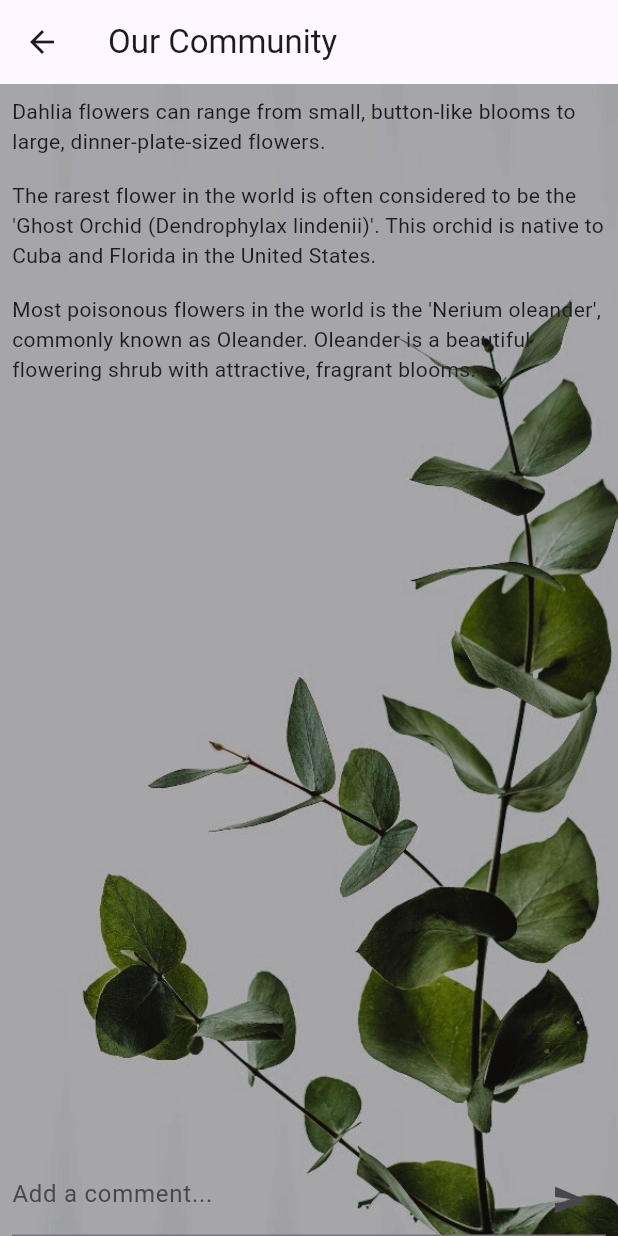
After one commit to Turabayo/Mobiledev, a Flutter app: the CommunityPage screen opened by its route, on a phone screen of 412 x 824 dp. The commit adds this screen. Run offline on Flutter 3.47's test engine with Material 3 defaults, Android fonts, the phone set to English and light mode, and no system bars; our stand-ins replace cloud_firestore, firebase_auth, firebase_core, google_sign_in; accounts and stored records are empty; statements that could not run were skipped.

Commit message:
routing and stuff

```diff
--- /dev/null
+++ b/lib/Communitypage.dart
@@ -0,0 +1,67 @@
+import "package:flutter/material.dart";
+
+class CommunityPage extends StatefulWidget {
+  @override
+  _CommunityPageState createState() => _CommunityPageState();
+}
+
+class _CommunityPageState extends State<CommunityPage> {
+  TextEditingController _commentController = TextEditingController();
+  List<String> _comments = [
+    "Dahlia flowers can range from small, button-like blooms to large, dinner-plate-sized flowers.",
+    "The rarest flower in the world is often considered to be the 'Ghost Orchid (Dendrophylax lindenii)'. This orchid is native to Cuba and Florida in the United States.",
+    "Most poisonous flowers in the world is the 'Nerium oleander', commonly known as Oleander. Oleander is a beautiful flowering shrub with attractive, fragrant blooms.",
+  ];
+
+  @override
+  Widget build(BuildContext context) {
+    return Scaffold(
+      appBar: AppBar(
+        title: Text("Our Community"),
+      ),
+      body: Container(
+        decoration: BoxDecoration(
+          image: DecorationImage(
+            image: AssetImage("assets/ISOMO_BACKGROUND.jpg"),
+            fit: BoxFit.cover,
+          ),
+        ),
+        child: Column(
+          children: [
+            Expanded(
+              child: ListView.builder(
+                itemCount: _comments.length,
+                itemBuilder: (context, index) {
+                  return Padding(
+                    padding: const EdgeInsets.all(8.0),
+                    child: Text(_comments[index]),
+                  );
+                },
+              ),
+            ),
+            Padding(
+              padding: const EdgeInsets.symmetric(horizontal: 8.0),
+              child: TextField(
+                controller: _commentController, // Add controller to TextField
+                decoration: InputDecoration(
+                  hintText: 'Add a comment...',
+                  suffixIcon: IconButton(
+                    icon: Icon(Icons.send),
+                    onPressed: () {
+                      if (_commentController.text.isNotEmpty) {
+                        setState(() {
+                          _comments.add(_commentController.text);
+                          _commentController.clear();
+                        });
+                      }
+                    },
+                  ),
+                ),
+              ),
+            ),
+          ],
+        ),
+      ),
+    );
+  }
+}
--- a/lib/main.dart
+++ b/lib/main.dart
@@ -5,7 +5,9 @@ import 'package:flutter_application_1/usermanagement.dart';
 import 'home_screen.dart';
 import 'login.dart';
 import 'firebase_options.dart';
-
+import 'Communitypage.dart';
+import 'SearchItems.dart';
+import 'homepage.dart';
 void main() async {
   WidgetsFlutterBinding.ensureInitialized();
   await Firebase.initializeApp(
@@ -28,6 +30,8 @@ class MyApp extends StatelessWidget {
         '/home': (context) => HomeScreen(),
         '/login': (context) =>  const LoginScreen(),
         '/usermanagement': (context) => UserManagementScreen(),
+        '/homepage' :(context) => MyHomePage(),
+        '/communitypage':(context) => CommunityPage(),
       },
     );
   }
--- a/pubspec.yaml
+++ b/pubspec.yaml
@@ -28,6 +28,10 @@ flutter:
   assets:
     - assets/ISOMO_LOGO.png
     - assets/ISOMO_BACKGROUND.jpg
+    - assets/begonia.png
+    - assets/amaryllis.png
+    - assets/camelia.jpg
+
   uses-material-design: true
 
 main: lib/main.dart
```
Also changed, not shown: lib/SearchItems.dart (added, +17 -0 lines), lib/homepage.dart (added, +174 -0 lines), lib/login.dart (+14 -1 lines), assets/Camelia.jpg (added), assets/amaryllis.png (added), assets/begonia.png (added), 3 other files.
